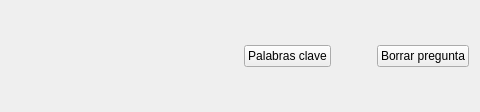
The window that sql_judge/view/qt_view/questions/question_row.ui (r4ulill0/gui_dbjudge) describes before a commit, drawn with Qt 5; both pictures show x 256 to 736 and y 0 to 112 of the 736 by 112 pixel window.
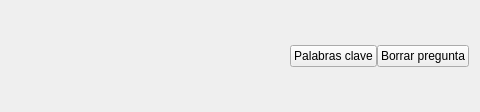
The same window after the commit.

Commit message: Fixed correct display of the question_row layout

Patch:
```diff
--- a/sql_judge/view/qt_view/questions/question_row.ui
+++ b/sql_judge/view/qt_view/questions/question_row.ui
@@ -24,10 +24,13 @@
     <enum>QLayout::SetMinimumSize</enum>
    </property>
    <item row="0" column="0">
-    <layout class="QGridLayout" name="gridLayout">
+    <layout class="QGridLayout" name="gridLayout" columnstretch="1,1,2,0,1">
      <property name="sizeConstraint">
       <enum>QLayout::SetMaximumSize</enum>
      </property>
+     <property name="horizontalSpacing">
+      <number>20</number>
+     </property>
      <item row="0" column="3">
       <spacer name="horizontalSpacer">
        <property name="orientation">
@@ -41,19 +44,6 @@
        </property>
       </spacer>
      </item>
-     <item row="0" column="1" rowspan="2">
-      <widget class="QLabel" name="question_label">
-       <property name="sizePolicy">
-        <sizepolicy hsizetype="MinimumExpanding" vsizetype="Preferred">
-         <horstretch>1</horstretch>
-         <verstretch>0</verstretch>
-        </sizepolicy>
-       </property>
-       <property name="text">
-        <string/>
-       </property>
-      </widget>
-     </item>
      <item row="0" column="2" rowspan="2">
       <widget class="QLabel" name="answer_label">
        <property name="sizePolicy">
@@ -125,6 +115,25 @@
        </item>
       </layout>
      </item>
+     <item row="0" column="0" rowspan="2" colspan="2">
+      <widget class="QLabel" name="question_label">
+       <property name="sizePolicy">
+        <sizepolicy hsizetype="MinimumExpanding" vsizetype="Preferred">
+         <horstretch>1</horstretch>
+         <verstretch>0</verstretch>
+        </sizepolicy>
+       </property>
+       <property name="minimumSize">
+        <size>
+         <width>40</width>
+         <height>40</height>
+        </size>
+       </property>
+       <property name="text">
+        <string/>
+       </property>
+      </widget>
+     </item>
     </layout>
    </item>
   </layout>
```
The commit also changes 1 other file.
